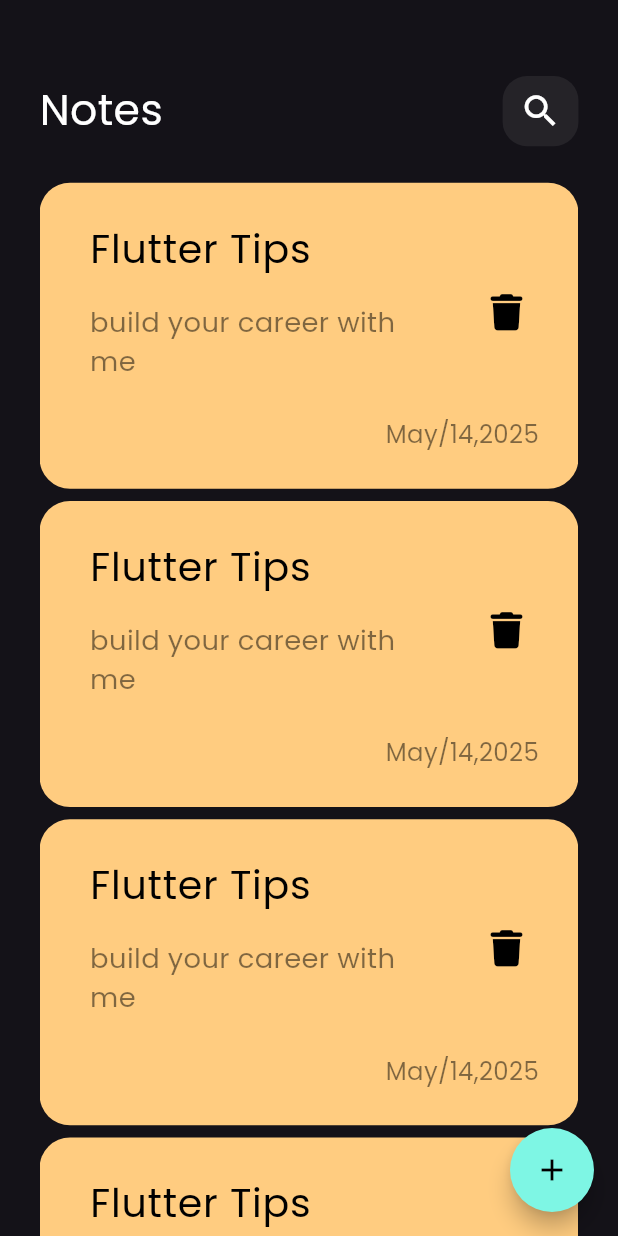
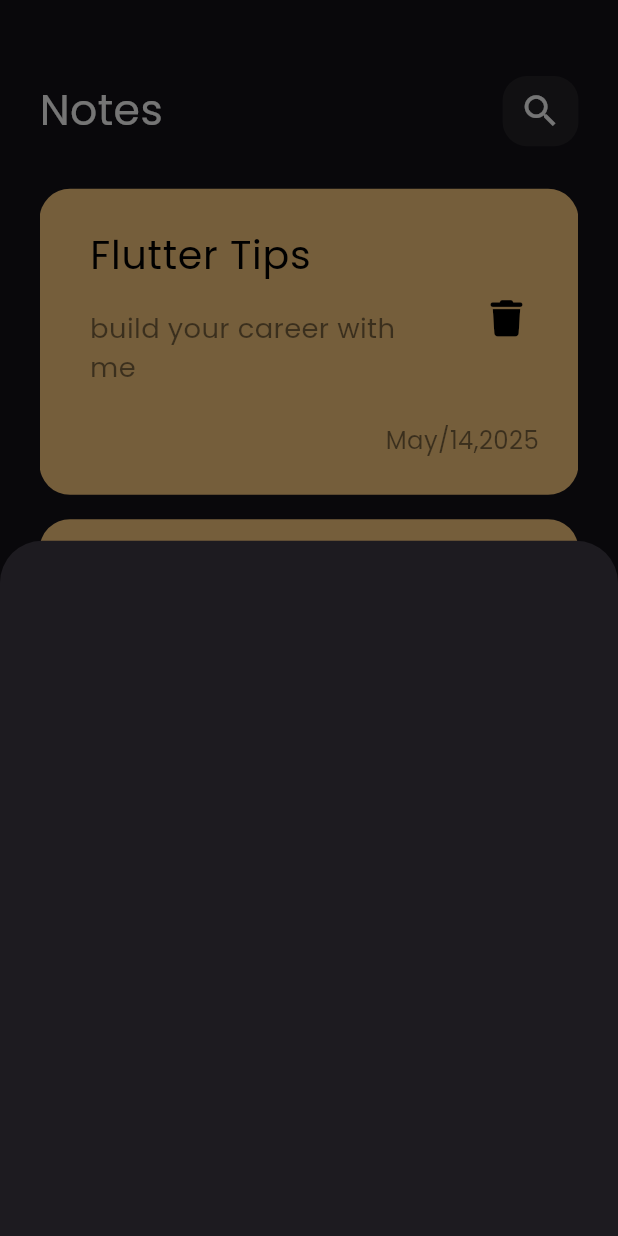
Before and after one commit to KhaledMeaz/notes_app, a Flutter app: the screen it shows after launch, after a tap on the "add" icon, on a phone screen of 412 x 824 dp. Run offline on Flutter 3.47's test engine with Material 3 defaults, Android fonts, the phone set to English and light mode, and no system bars; our stand-ins replace flutter_screenutil, font_awesome_flutter.

Commit message:
Show Modal Bottom Sheet

```diff
--- a/lib/views/notes_views.dart
+++ b/lib/views/notes_views.dart
@@ -1,4 +1,5 @@
 import 'package:flutter/material.dart';
+import 'package:notes_app/widgets/add_note_bottom_sheet.dart';
 import 'package:notes_app/widgets/notes_view_body.dart';
 
 class NotesViews extends StatelessWidget {
@@ -6,8 +7,18 @@ class NotesViews extends StatelessWidget {
 
   @override
   Widget build(BuildContext context) {
-    return  Scaffold(
-      floatingActionButton: FloatingActionButton(onPressed: (){},child: const Icon(Icons.add,color: Colors.black,),backgroundColor: Color.fromARGB(255, 126, 246, 228),
+    return Scaffold(
+      floatingActionButton: FloatingActionButton(
+        onPressed: () {
+          showModalBottomSheet(context: context, builder: (context){
+            return AddNoteBottomSheet();
+          });
+        },
+        child: const Icon(
+          Icons.add,
+          color: Colors.black,
+        ),
+        backgroundColor: Color.fromARGB(255, 126, 246, 228),
         shape: const CircleBorder(),
       ),
       body: const NotesViewBody(),
--- /dev/null
+++ b/lib/widgets/add_note_bottom_sheet.dart
@@ -0,0 +1,10 @@
+import 'package:flutter/material.dart';
+
+class AddNoteBottomSheet extends StatelessWidget {
+  const AddNoteBottomSheet({super.key});
+
+  @override
+  Widget build(BuildContext context) {
+    return Container();
+  }
+}
--- a/lib/widgets/notes_list_view.dart
+++ b/lib/widgets/notes_list_view.dart
@@ -1,4 +1,5 @@
 import 'package:flutter/material.dart';
+import 'package:flutter/widgets.dart';
 import 'package:flutter_screenutil/flutter_screenutil.dart';
 import 'package:notes_app/widgets/custom_note_item.dart';
 
@@ -7,10 +8,13 @@ class NotesListView extends StatelessWidget {
 
   @override
   Widget build(BuildContext context) {
-    return ListView.builder(itemBuilder: (context, index) {
+    return ListView.builder(padding: EdgeInsets.zero , itemBuilder: (context, index) {
       return Padding(
         padding: EdgeInsets.symmetric(vertical: 4.h),
-        child: NotesItem(),
+        child: Padding(
+          padding: EdgeInsets.symmetric(vertical: 4.h),
+          child: NotesItem(),
+        ),
       );
     });
   }
```
